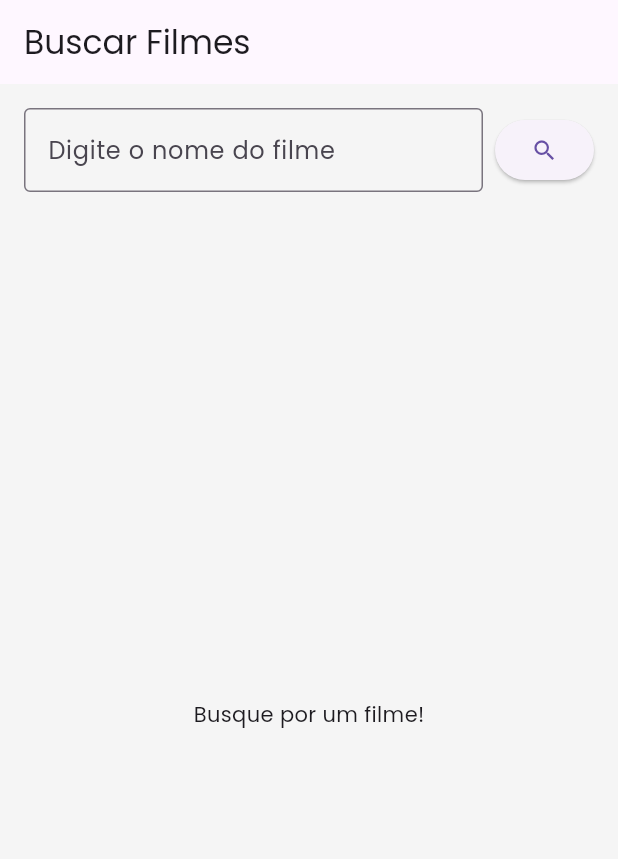
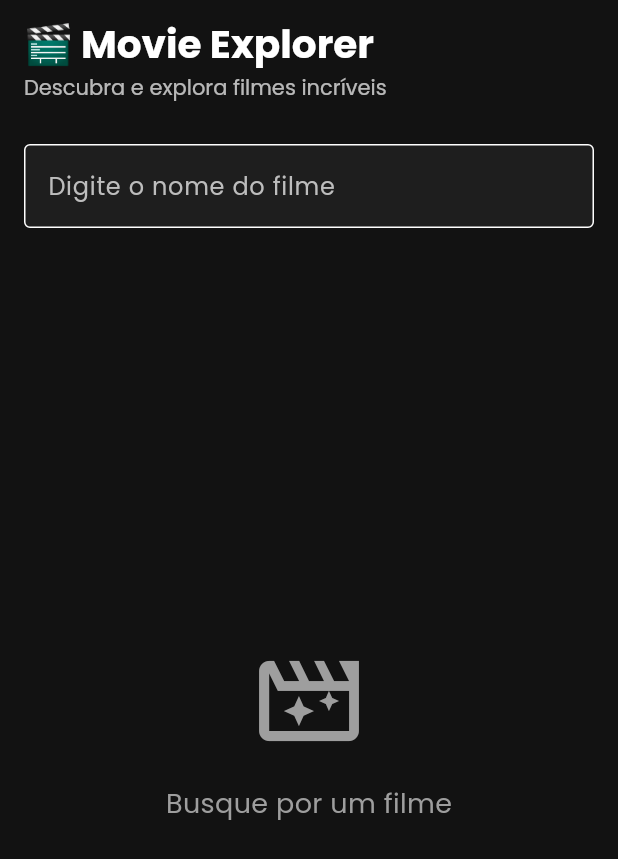
Before and after one commit to Matheuspgonsalves/the_movie_explorer, a Flutter app: the screen it shows after launch, on a phone screen of 412 x 824 dp. Shown: the top 859 px of the screen. Run offline on Flutter 3.47's test engine with Material 3 defaults, Android fonts, the phone set to English and light mode, and no system bars; our stand-ins replace google_fonts.

Commit message:
feat: alterando UI da home e dos detalhes

```diff
--- a/lib/app/ui/pages/home_page.dart
+++ b/lib/app/ui/pages/home_page.dart
@@ -2,8 +2,6 @@ import 'package:flutter/material.dart';
 import 'package:the_movie_explorer/app/data/models/movie_model.dart';
 import 'package:the_movie_explorer/app/data/services/movie_service.dart';
 import 'package:the_movie_explorer/app/ui/pages/movie_details_page.dart';
-
-
 
 class HomePage extends StatefulWidget {
   const HomePage({Key? key}) : super(key: key);
@@ -15,7 +13,6 @@ class HomePage extends StatefulWidget {
 class _HomePageState extends State<HomePage> {
   final TextEditingController _searchController = TextEditingController();
   final MovieApiService _movieApiService = MovieApiService();
-
   Future<List<MovieModel>>? _moviesFuture;
 
   void _searchMovies() {
@@ -31,74 +28,111 @@ class _HomePageState extends State<HomePage> {
   Widget build(BuildContext context) {
     return Scaffold(
       appBar: AppBar(
-        title: const Text('Buscar Filmes'),
+        backgroundColor: Colors.transparent,
+        elevation: 0,
+        toolbarHeight: 80,
+        title: Column(
+          crossAxisAlignment: CrossAxisAlignment.start,
+          children: const [
+            Text(
+              '🎬 Movie Explorer',
+              style: TextStyle(
+                fontSize: 26,
+                fontWeight: FontWeight.bold,
+                color: Colors.white,
               ),
+            ),
+            SizedBox(height: 4),
+            Text(
+              'Descubra e explora filmes incríveis',
+              style: TextStyle(fontSize: 14, color: Colors.white70),
+            ),
+          ],
+        ),
+      ),
+
       body: Padding(
         padding: const EdgeInsets.all(16.0),
         child: Column(
           children: [
-            Row(
-              children: [
-                Expanded(
-                  child: TextField(
+            TextField(
               controller: _searchController,
+              textInputAction: TextInputAction.search,
+              onSubmitted: (_) => _searchMovies(),
+              onChanged: (value) {
+                if (value.trim().length >= 3) {
+                  _searchMovies();
+                }
+              },
               decoration: const InputDecoration(
                 hintText: 'Digite o nome do filme',
                 border: OutlineInputBorder(),
               ),
             ),
-                ),
-                const SizedBox(width: 8),
-                ElevatedButton(
-                  onPressed: _searchMovies,
-                  child: const Icon(Icons.search),
-                ),
-              ],
-            ),
             const SizedBox(height: 16),
             Expanded(
               child: _moviesFuture == null
-                  ? const Center(child: Text('Busque por um filme!'))
+                  ? Column(
+                mainAxisAlignment: MainAxisAlignment.center,
+                children: const [
+                  Icon(Icons.movie_filter_outlined, size: 80, color: Colors.grey),
+                  SizedBox(height: 16),
+                  Text(
+                    'Busque por um filme',
+                    style: TextStyle(fontSize: 18, color: Colors.grey),
+                  ),
+                ],
+              )
                   : FutureBuilder<List<MovieModel>>(
                 future: _moviesFuture,
                 builder: (context, snapshot) {
                   if (snapshot.connectionState == ConnectionState.waiting) {
                     return const Center(child: CircularProgressIndicator());
                   } else if (snapshot.hasError) {
-                    return Center(
-                      child: Text('Erro: ${snapshot.error}'),
-                    );
+                    return Center(child: Text('Erro: ${snapshot.error}'));
                   } else if (snapshot.hasData) {
                     final movies = snapshot.data!;
                     if (movies.isEmpty) {
-                      return const Center(
-                        child: Text('Nenhum filme encontrado.'),
-                      );
+                      return const Center(child: Text('Nenhum filme encontrado.'));
                     }
                     return ListView.builder(
                       itemCount: movies.length,
                       itemBuilder: (context, index) {
                         final movie = movies[index];
                         return Card(
-                          elevation: 3,
+                          color: const Color(0xFF1E1E1E), // fundo mais escuro e estiloso
+                          elevation: 2,
                           margin: const EdgeInsets.symmetric(horizontal: 8, vertical: 6),
                           shape: RoundedRectangleBorder(
                             borderRadius: BorderRadius.circular(12),
                           ),
                           child: ListTile(
+                            contentPadding: const EdgeInsets.symmetric(horizontal: 16, vertical: 12),
                             leading: movie.posterPath != null && movie.posterPath!.isNotEmpty
-                                ? Image.network(
+                                ? ClipRRect(
+                              borderRadius: BorderRadius.circular(8),
+                              child: Image.network(
                                 'https://image.tmdb.org/t/p/w500${movie.posterPath}',
                                 width: 50,
                                 fit: BoxFit.cover,
                                 errorBuilder: (context, error, stackTrace) {
-                                return const Icon(Icons.broken_image);
+                                  return const Icon(Icons.broken_image, color: Colors.white70);
                                 },
+                              ),
                             )
-                                : const Icon(Icons.image_not_supported),
-                            title: Text(movie.title),
-                            subtitle: Text('Data de lançamento: ${movie.releaseDate}'),
-                            trailing: Text(movie.voteAverage.toString()),
+                                : const Icon(Icons.image_not_supported, color: Colors.white54),
+                            title: Text(
+                              movie.title,
+                              style: const TextStyle(color: Colors.white),
+                            ),
+                            subtitle: Text(
+                              'Data de lançamento: ${movie.releaseDate}',
+                              style: const TextStyle(color: Colors.white70),
+                            ),
+                            trailing: Text(
+                              movie.voteAverage.toStringAsFixed(1),
+                              style: const TextStyle(color: Colors.white70),
+                            ),
                             onTap: () {
                               Navigator.push(
                                 context,
--- a/lib/main.dart
+++ b/lib/main.dart
@@ -1,4 +1,5 @@
 import 'package:flutter/material.dart';
+import 'package:flutter/services.dart';
 import 'package:google_fonts/google_fonts.dart';
 import 'package:the_movie_explorer/app/ui/pages/home_page.dart';
 
@@ -11,13 +12,42 @@ class MyApp extends StatelessWidget {
 
   @override
   Widget build(BuildContext context) {
+    SystemChrome.setSystemUIOverlayStyle(
+      SystemUiOverlayStyle.dark.copyWith(
+        statusBarColor: Colors.transparent,
+        statusBarIconBrightness: Brightness.light,
+        statusBarBrightness: Brightness.dark,
+      ),
+    );
+
     return MaterialApp(
       title: 'Search Movies',
       debugShowCheckedModeBanner: false,
       theme: ThemeData(
-        primarySwatch: Colors.indigo,
-        scaffoldBackgroundColor: const Color(0xFFF5F5F5),
-        textTheme: GoogleFonts.poppinsTextTheme(),
+        brightness: Brightness.dark,
+        scaffoldBackgroundColor: const Color(0xFF121212),
+        primaryColor: const Color(0xFFBB86FC),
+        colorScheme: ColorScheme.dark(
+          primary: const Color(0xFFBB86FC),
+          secondary: const Color(0xFF03DAC6),
+        ),
+        cardColor: const Color(0xFF1E1E1E),
+        inputDecorationTheme: InputDecorationTheme(
+          filled: true,
+          fillColor: const Color(0xFF1E1E1E),
+          hintStyle: TextStyle(color: Colors.grey[400]),
+          border: OutlineInputBorder(
+            borderSide: const BorderSide(color: Color(0xFFBB86FC)),
+            borderRadius: BorderRadius.circular(8.0),
+          ),
+          focusedBorder: OutlineInputBorder(
+            borderSide: const BorderSide(color: Color(0xFFBB86FC), width: 2),
+            borderRadius: BorderRadius.circular(8.0),
+          ),
+        ),
+        textTheme: GoogleFonts.poppinsTextTheme(
+          ThemeData.dark().textTheme,
+        ),
       ),
       home: const HomePage(),
     );
```
Also changed, not shown: lib/app/ui/pages/movie_details_page.dart (+64 -31 lines). Lines whose indentation alone changed are shown as unchanged.
